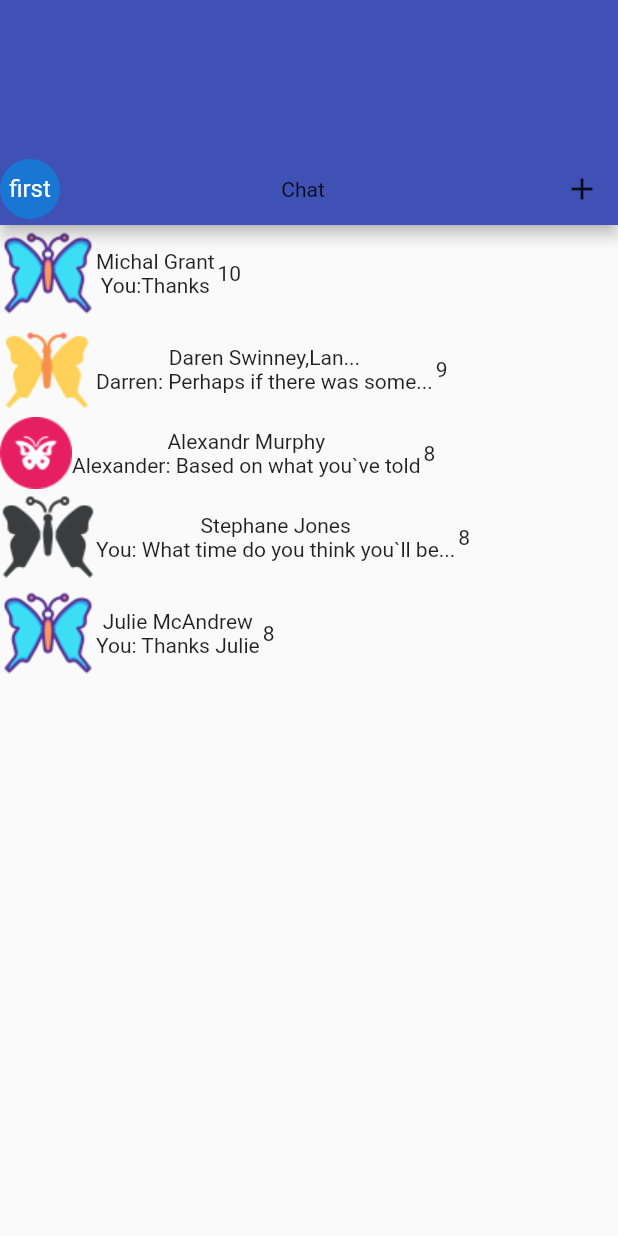
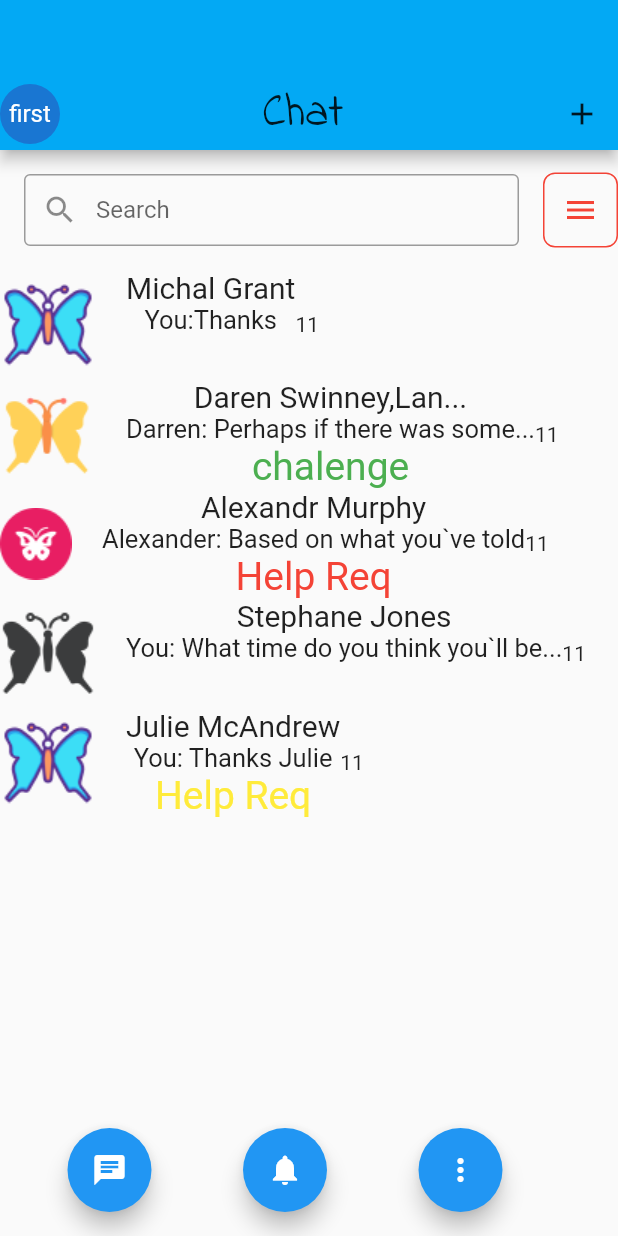
Before and after one commit to LightofDoctor/TestRepository, a Flutter app: the screen it shows after launch, on a phone screen of 412 x 824 dp. Run offline on Flutter 3.47's test engine with Material 2 defaults, Android fonts, the phone set to English and light mode, and no system bars; our stand-ins replace flutter_bloc.

Commit message:
Created TextFromField, IconButton

```diff
--- a/lib/chat_repository/chat_repo.dart
+++ b/lib/chat_repository/chat_repo.dart
@@ -1,3 +1,5 @@
+import 'package:flutter/material.dart';
+
 import 'models.dart';
 
 class ChatRepository {
@@ -17,34 +19,39 @@ class ChatRepository {
             'assets/icons/icons8-butterfly-64.png',
           ),
         ),
-        DateTime.now().subtract(
-          Duration(days: 1),
-        ),
+        DateTime.now(),DataField(text: 'Yesterday'),
+        ColorMessage('', Colors.white),
       ),
+
+
       ChatModel([UserModel('Daren Swinney,Lan...', 'assets/icons/icons8-butterfly-64 (1).png')],
         MessageModel('Darren: Perhaps if there was some...',
             UserModel('Daren Swinney', 'assets/icons/icons8-butterfly-64 (1).png')),
-        DateTime.now().subtract(Duration(days: 2),
 
-        ),
-        'Challenge'
+          DateTime.now(),DataField(text: '13.24'),
+
+          ColorMessage( 'chalenge', Colors.green),
       ),
       ChatModel([
           UserModel('Alexandr Murphy', 'assets/icons/icons8-butterfly-48.png')],
           MessageModel('Alexander: Based on what you`ve told', UserModel('Alexandr Murphy', 'assets/icons/icons8-butterfly-48.png')),
-        DateTime.now().subtract(Duration(days: 3),
-        ),),
+         DateTime.now(),DataField(text: 'Mon'),
+
+        ColorMessage('Help Req', Colors.red),
+      ),
       ChatModel([
           UserModel('Stephane Jones', 'assets/icons/icons8-butterfly-64 (2).png')],
           MessageModel('You: What time do you think you`ll be...', UserModel('Stephane Jones', 'assets/icons/icons8-butterfly-64 (2).png')),
-          DateTime.now().subtract(Duration(days: 3),
-    )
+              DateTime.now(),DataField(text: '14.48'),
+
+        ColorMessage('', Colors.white),
       ),
       ChatModel(
           [UserModel('Julie McAndrew', 'assets/icons/icons8-butterfly-64.png')],
           MessageModel('You: Thanks Julie', UserModel('Julie McAndrew', 'assets/icons/icons8-butterfly-64.png')),
-          DateTime.now().subtract(Duration(days: 3),
-          )
+              DateTime.now(),DataField(text: '14.48'),
+
+        ColorMessage('Help Req', Colors.yellow),
       ),
 
 
--- a/lib/chat_repository/models.dart
+++ b/lib/chat_repository/models.dart
@@ -1,10 +1,13 @@
+import 'dart:ui';
+
 class ChatModel {
   List<UserModel> members;
   MessageModel lastMessage;
   DateTime createdTime;
-  String? status = '';
+  ColorMessage? colorMessage;
+  DataField? dataField;
 
-  ChatModel(this.members, this.lastMessage, this.createdTime, [ this.status]);
+  ChatModel(this.members, this.lastMessage, this.createdTime, this.dataField, [this.colorMessage] );
 }
 
 class UserModel {
@@ -20,3 +23,13 @@ class MessageModel {
 
   MessageModel(this.lastMessage, this.author);
 }
+class ColorMessage{
+  String textMessage;
+  Color color;
+  ColorMessage( this.textMessage,  this.color);
+}
+class DataField {
+  String? text;
+  int? number;
+  DataField({this.text,this.number});
+}
--- a/lib/presentation/chat_screen.dart
+++ b/lib/presentation/chat_screen.dart
@@ -23,12 +23,13 @@ class _FirstScreenState extends State<FirstScreen> {
   @override
   Widget build(BuildContext context) {
     return Scaffold(
+
       appBar: PreferredSize(
-        preferredSize: Size.fromHeight(150),
+        preferredSize: Size.fromHeight(100),
         child: AppBar(
-            backgroundColor: Colors.indigo,
+            backgroundColor: Colors.lightBlue.shade500,
             bottom: PreferredSize(
-              preferredSize: Size.fromHeight(50),
+              preferredSize: Size.fromHeight(100),
               child: Row(
                 mainAxisAlignment: MainAxisAlignment.spaceBetween,
                 children: [
@@ -43,6 +44,7 @@ class _FirstScreenState extends State<FirstScreen> {
                     children: [
                       Text(
                         'Chat',
+                        style: TextStyle(fontSize: 30, fontFamily: 'IndieFlower'),
                       )
                     ],
                   ),
@@ -51,17 +53,60 @@ class _FirstScreenState extends State<FirstScreen> {
                     children: [
                       IconButton(onPressed: () {}, icon: Icon(Icons.add))
                     ],
-                  )
+                  ),
                 ],
               ),
-            )),
+
+            )
         ),
-      body: BlocBuilder(
+      ),
+      body:
+      Column(
+        children: [
+          Row(
+            children: [
+              Flexible(
+                child: Padding(
+                  padding: EdgeInsets.all(16.0),
+                  child: TextField(
+                    decoration: InputDecoration(
+                      border: OutlineInputBorder(borderSide: BorderSide(color: Colors.black)),
+                      prefixIcon: Icon(Icons.search),
+                      contentPadding: EdgeInsets.only(left: 8.0),
+                      hintText: 'Search',
+                    ),
+                  ),
+                ),
+              ),
+              Container(
+                decoration: BoxDecoration(
+                  border: Border.all(color: Colors.red),
+                  borderRadius: BorderRadius.circular(8.0),
+                ),
+                child: IconButton(
+                  onPressed: () {
+                    // Perform search action
+                  },
+                  icon: Icon(
+                    Icons.menu,
+                    color: Colors.red,
+                  ),
+                ),
+              ),
+            ],
+          ),
+
+          // Rest of the widget tree
+
+
+          Expanded(
+            child: BlocBuilder(
             bloc: firstScreenBloc,
             builder: (BuildContext context, state) {
               if (state is LoadedChatState) {
                 final chats = state.getAllChats;
-            return ListView.builder(
+                return
+                  ListView.builder(
                     itemCount: chats.length,
                     itemBuilder: (contex, index) {
                       final chat = chats[index];
@@ -70,22 +115,32 @@ class _FirstScreenState extends State<FirstScreen> {
                           Column(
                             children: [Image.asset(chat.members[0].avatarPath)],
                           ),
+                          SizedBox(width: 20,),
                           Column(
                             children: [
                               Row(
-                            children: [Text(chat.members[0].name)],
+
+                                children: [Text(chat.members[0].name,style: TextStyle(fontSize: 20),)],
                               ),
                               Row(
-                            children: [Text(chat.lastMessage.lastMessage)],
-                          )
+                                children: [Text(chat.lastMessage.lastMessage,
+
+                                  style: TextStyle(fontSize: 17,
+                                  )),
                                 ],
                               ),
-                      SizedBox(
-                        width: 2,
+                              Row(children: [
+                                Text(chat.colorMessage!.textMessage,style: TextStyle(color: chat.colorMessage!.color,
+                                fontSize: 26),),
+                              ],)
+                            ],
                           ),
+
                           Column(
+
                             children: [Text(chat.createdTime.day.toString())],
-                      )
+                          ),
+
                         ],
                       );
                     });
@@ -94,6 +149,40 @@ class _FirstScreenState extends State<FirstScreen> {
               }
             },
         ),
+          ),
+        ]
+      ),
+      floatingActionButton: _FloatingAtionButton()
+
+    );
+
+
+  }
+}
+Widget _FloatingAtionButton(){
+  return Column(
+
+    mainAxisAlignment: MainAxisAlignment.end,
+    children: [
+      Row(
+        mainAxisAlignment: MainAxisAlignment.spaceEvenly,
+        children: [
+          Column(children: [
+            FloatingActionButton(onPressed: (){},
+              child: Icon(Icons.chat),),
+
+          ],),
+          Column(children: [
+            FloatingActionButton(onPressed:(){},
+              child: Icon(Icons.notifications),)
+          ],),
+          Column(
+            children: [
+              FloatingActionButton(onPressed: (){},
+                child: Icon(Icons.more_vert),)
+            ],
+          )
+        ],)
+    ],
   );
 }
-}
```
Also changed, not shown: pubspec.yaml (+5 -11 lines), fonts/IndieFlower-Regular.ttf (added). Lines whose indentation alone changed are shown as unchanged.
